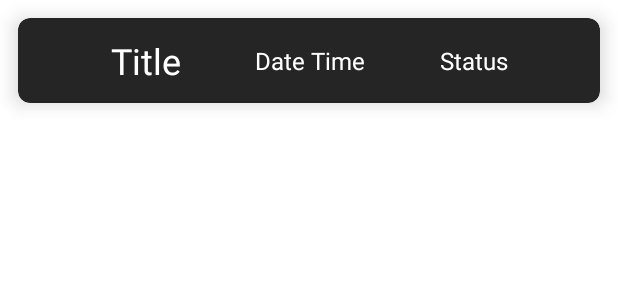
After one commit to prateekthakur272/bunkmate-attandance-tracker, an Android app: the layout history_item_layout.xml on its own in the app's theme, with its tools: preview values and no code run, on a phone screen of 412 x 824 dp. The commit adds this screen. Shown: the top 300 px of the screen. Run offline under Robolectric (Android 15) with nearby library versions, the phone set to English and light mode, and no system bars.

Commit message:
creates history adapter and history item layout

```diff
--- /dev/null
+++ b/app/src/main/java/com/prateekthakur272/bunkmate/adapters/HistoryItemAdapter.kt
@@ -0,0 +1,4 @@
+package com.prateekthakur272.bunkmate.adapters
+
+class HistoryItemAdapter {
+}
--- /dev/null
+++ b/app/src/main/res/layout/history_item_layout.xml
@@ -0,0 +1,54 @@
+<?xml version="1.0" encoding="utf-8"?>
+<com.google.android.material.card.MaterialCardView
+    xmlns:android="http://schemas.android.com/apk/res/android"
+    xmlns:app="http://schemas.android.com/apk/res-auto"
+    android:layout_width="match_parent"
+    android:layout_height="wrap_content"
+    android:layout_margin="12dp"
+    app:cardElevation="8dp"
+    app:cardCornerRadius="8dp"
+    app:cardBackgroundColor="@color/shadow_black">
+    <androidx.constraintlayout.widget.ConstraintLayout
+        android:layout_width="match_parent"
+        android:layout_height="wrap_content"
+        android:padding="12dp">
+
+        <TextView
+            android:id="@+id/title"
+            android:layout_width="wrap_content"
+            android:layout_height="wrap_content"
+            android:text="@string/title"
+            android:textSize="24sp"
+            android:textColor="@color/white"
+            app:layout_constraintBottom_toBottomOf="parent"
+            app:layout_constraintEnd_toStartOf="@+id/date_time"
+            app:layout_constraintStart_toStartOf="parent"
+            app:layout_constraintTop_toTopOf="parent" />
+
+        <TextView
+            android:id="@+id/date_time"
+            android:layout_width="wrap_content"
+            android:layout_height="wrap_content"
+            android:text="@string/date_time"
+            android:textSize="16sp"
+            android:textColor="@color/white"
+            app:layout_constraintBottom_toBottomOf="parent"
+            app:layout_constraintEnd_toStartOf="@+id/status"
+            app:layout_constraintStart_toEndOf="@+id/title"
+            app:layout_constraintTop_toTopOf="parent" />
+
+        <TextView
+            android:id="@+id/status"
+            android:layout_width="wrap_content"
+            android:layout_height="wrap_content"
+            android:text="@string/status"
+            android:textSize="16sp"
+            android:textColor="@color/white"
+            app:layout_constraintBottom_toBottomOf="parent"
+            app:layout_constraintEnd_toEndOf="parent"
+            app:layout_constraintStart_toEndOf="@+id/date_time"
+            app:layout_constraintTop_toTopOf="parent" />
+
+
+    </androidx.constraintlayout.widget.ConstraintLayout>
+</com.google.android.material.card.MaterialCardView>
--- a/app/src/main/res/values/strings.xml
+++ b/app/src/main/res/values/strings.xml
@@ -1,7 +1,7 @@
 <resources>
     <string name="app_name">BunkMate</string>
     <string name="title">Title</string>
-    <string name="percent_attendance">%.2f%%</string>
+    <string name="percent_attendance">%d%%</string>
     <string name="press_if_not_attended">press if not attended</string>
     <string name="percentage">Percentage</string>
     <string name="press_if_attended">press_if_attended</string>
@@ -24,4 +24,6 @@
     <string name="contact_me">Contact me</string>
     <string name="prateek_thakur">Prateek Thakur</string>
     <string name="history">History</string>
+    <string name="date_time">Date Time</string>
+    <string name="status">Status</string>
 </resources>
```
